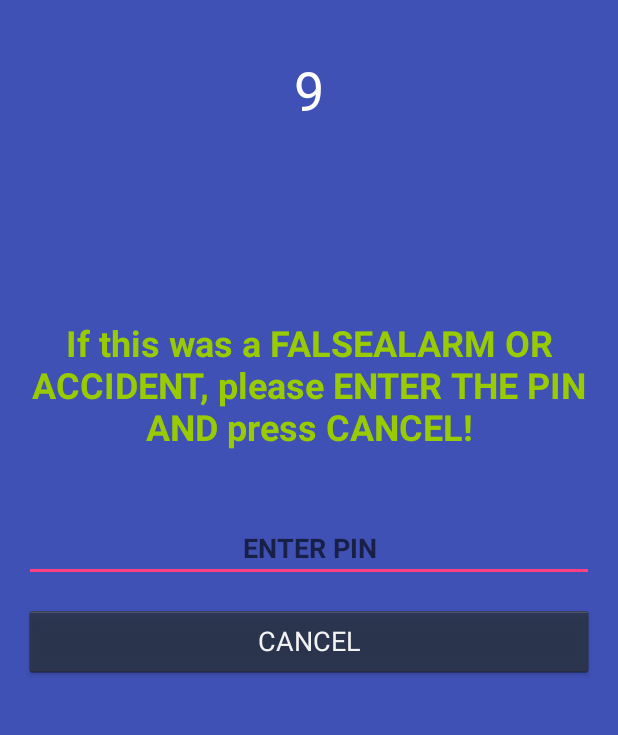
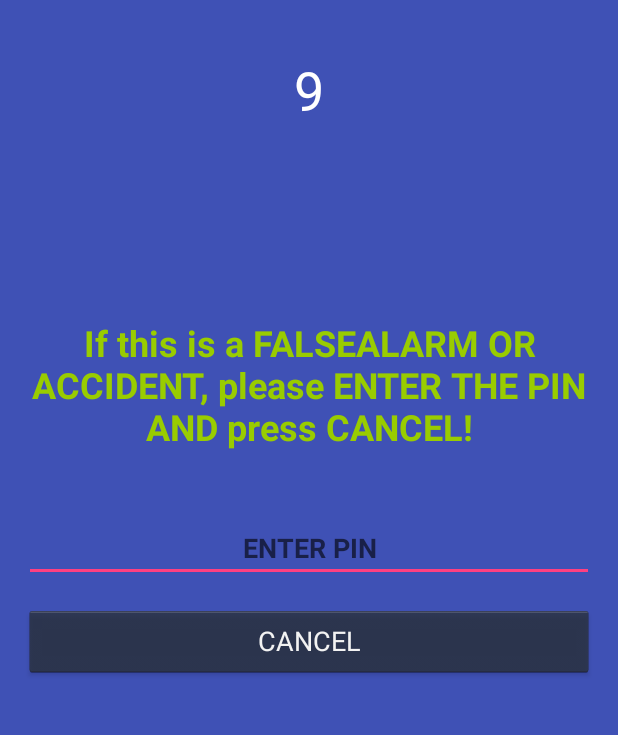
Before and after one commit to viveksvdy2014/KeepMeSafe, an Android app: the confirmationScreen screen opened directly, with no data from a screen before it, on a phone screen of 412 x 824 dp, the part 275-1010 px from its top. Run offline under Robolectric (Android 15) with nearby library versions, the phone set to English and light mode, and no system bars.

Commit message:
Added Confirmation Page and Moved some functions from Mainactivity to new Activity

```diff
--- a/app/src/main/res/layout/activity_confirmation_screen.xml
+++ b/app/src/main/res/layout/activity_confirmation_screen.xml
@@ -35,18 +35,6 @@
         android:layout_alignParentLeft="true"
         android:layout_alignParentStart="true" />
 
-    <TextView
-        android:text="If this was a FALSEALARM OR ACCIDENT, please ENTER THE PIN AND press CANCEL!"
-        android:layout_width="wrap_content"
-        android:layout_height="wrap_content"
-        android:layout_centerVertical="true"
-        android:layout_centerHorizontal="true"
-        android:id="@+id/textView3"
-        android:textSize="24sp"
-        android:textAlignment="center"
-        android:textStyle="normal|bold"
-        android:textColor="@android:color/holo_green_light" />
-
     <EditText
         android:layout_width="match_parent"
         android:layout_height="wrap_content"
@@ -72,4 +60,17 @@
         android:layout_alignParentStart="true"
         style="@android:style/Widget.Holo.Button"
         android:onClick="onCancel" />
+
+    <TextView
+        android:text="If this is a FALSEALARM OR ACCIDENT, please ENTER THE PIN AND press CANCEL!"
+        android:layout_width="wrap_content"
+        android:layout_height="wrap_content"
+        android:id="@+id/textView3"
+        android:textSize="24sp"
+        android:textAlignment="center"
+        android:textStyle="normal|bold"
+        android:textColor="@android:color/holo_green_light"
+        android:layout_centerVertical="true"
+        android:layout_alignParentLeft="true"
+        android:layout_alignParentStart="true" />
 </RelativeLayout>
```
